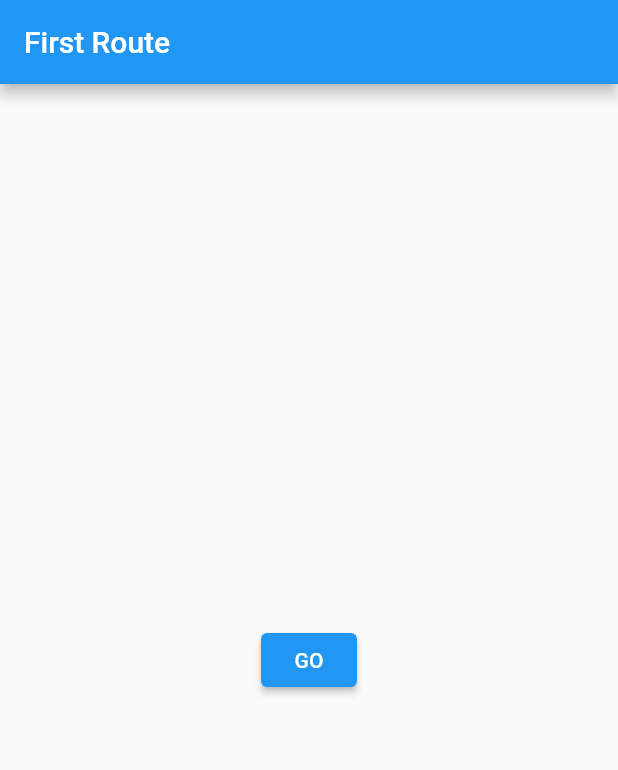
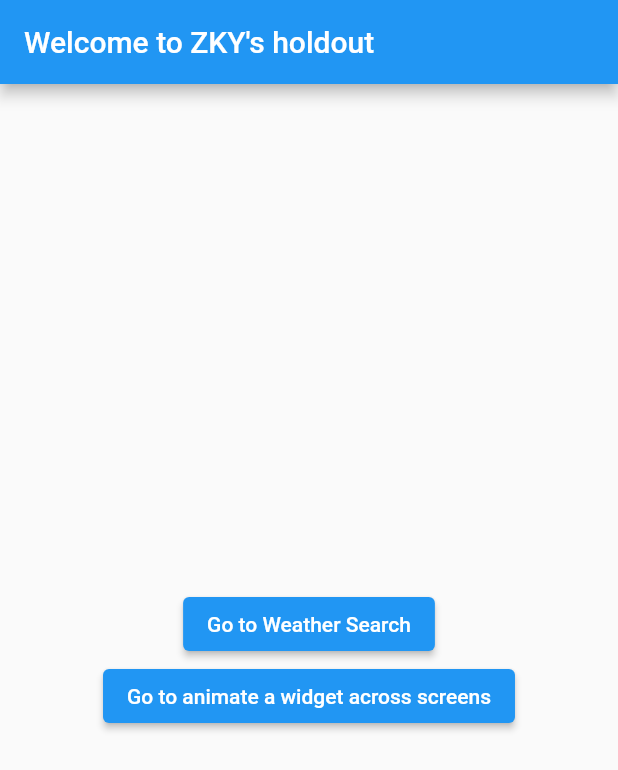
Before and after one commit to EcstaticKY/my_holdout, a Flutter app: the screen it shows after launch, on a phone screen of 412 x 824 dp. Shown: the top 770 px of the screen. Run offline on Flutter 3.47's test engine with Material 2 defaults, Android fonts, the phone set to English and light mode, and no system bars; our stand-ins replace bloc, dartz, data_connection_checker, equatable, flutter_bloc, shared_preferences.

Commit message:
Add router to project

```diff
--- a/lib/cookbook/navigate/first_route.dart
+++ /dev/null
@@ -1,53 +0,0 @@
-import 'package:flutter/material.dart';
-
-class RouterApp extends StatelessWidget {
-  @override
-  Widget build(BuildContext context) {
-    return MaterialApp(
-      home: FirstRoute(),
-    );
-  }
-}
-
-class FirstRoute extends StatelessWidget {
-  const FirstRoute({ Key key }) : super(key: key);
-
-  @override
-  Widget build(BuildContext context) {
-    return Scaffold(
-      appBar: AppBar(
-        title: const Text('First Route'),
-      ),
-      body: Center(
-        child: ElevatedButton(
-          child: const Text('GO'),
-          onPressed: () {
-            // Navigate to second route when tapped.
-            Navigator.push(context, MaterialPageRoute(builder: (context) => const SecondRoute()));
-          },
-        ),
-      ),
-    );
-  }
-}
-
-class SecondRoute extends StatelessWidget {
-  const SecondRoute({ Key key }) : super(key: key);
-
-  @override
-  Widget build(BuildContext context) {
-    return Scaffold(
-      appBar: AppBar(
-        title: const Text("Second Route"),
-      ),
-      body: Center(
-        child: ElevatedButton(
-          onPressed: () {
-            Navigator.pop(context);
-          },
-          child: const Text('Back'),
-        ),
-      ),
-    );
-  }
-}
--- /dev/null
+++ b/lib/holdout_router.dart
@@ -0,0 +1,40 @@
+import 'package:flutter/material.dart';
+import 'package:flutter_bloc/flutter_bloc.dart';
+import 'package:my_holdout/weather/bloc/weather_bloc.dart';
+import 'package:my_holdout/weather/domain/weather_repository.dart';
+import 'package:my_holdout/weather/presenter/weather_search_page.dart';
+
+import 'cookbook/animate_a_widget/main_screen.dart';
+
+class HoldoutRouter extends StatelessWidget {
+  @override
+  Widget build(BuildContext context) {
+    return Scaffold(
+      appBar: AppBar(
+        title: Text("Welcome to ZKY's holdout"),
+      ),
+      body: Center(child: Column(
+        children: <Widget>[
+          Spacer(),
+          ElevatedButton(
+            onPressed: () => Navigator.push(
+                context,
+                MaterialPageRoute(
+                    builder: (context) => BlocProvider(
+                          create: (context) =>
+                              WeatherBloc(FakeWeatherRepository()),
+                          child: WeatherSearchPage(),
+                        ))),
+            child: Text('Go to Weather Search'),
+          ),
+          ElevatedButton(
+            onPressed: () => Navigator.push(
+                context, MaterialPageRoute(builder: (context) => MainScreen())),
+            child: Text('Go to animate a widget across screens'),
+          ),
+          Spacer(),
+        ],
+      )),
+    );
+  }
+}
--- a/lib/main.dart
+++ b/lib/main.dart
@@ -1,26 +1,8 @@
 import 'package:flutter/material.dart';
-import 'package:flutter_bloc/flutter_bloc.dart';
-import 'package:my_holdout/cookbook/animate_a_widget/main_screen.dart';
-import 'package:my_holdout/cookbook/navigate/first_route.dart';
-// import 'package:number_trivia/cubit/weather_cubit.dart';
-import 'package:my_holdout/weather/bloc/weather_bloc.dart';
-import 'package:my_holdout/weather/domain/weather_repository.dart';
-import 'package:my_holdout/weather/presenter/weather_search_page.dart';
+import 'package:my_holdout/holdout_router.dart';
 
 void main() {
-  // runApp(MyApp());
-  // runApp(HeroApp());
-  runApp(RouterApp());
-}
-
-class HeroApp extends StatelessWidget {
-  @override
-  Widget build(BuildContext context) {
-    return MaterialApp(
-      title: 'Transition Demo',
-      home: MainScreen(),
-    );
-  }
+  runApp(MyApp());
 }
 
 class MyApp extends StatelessWidget {
@@ -45,10 +27,7 @@ class MyApp extends StatelessWidget {
         // closer together (more dense) than on mobile platforms.
         visualDensity: VisualDensity.adaptivePlatformDensity,
       ),
-      home: BlocProvider(
-        create: (context) => WeatherBloc(FakeWeatherRepository()),
-        child: WeatherSearchPage(),
-      ),
+      home: HoldoutRouter(),
     );
   }
 }
```
